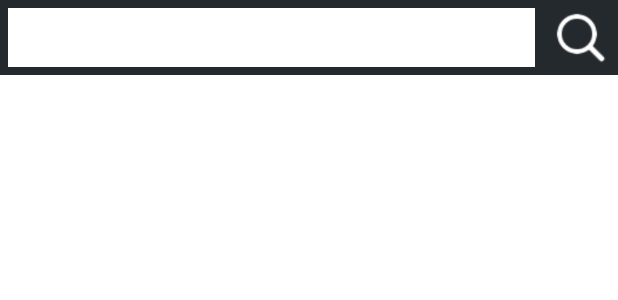
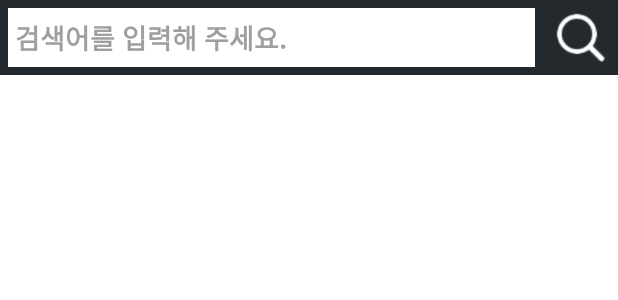
Before and after one commit to hunihun/UserSearch, an Android app: the layout activity_main.xml on its own in the app's theme, with its tools: preview values and no code run, on a phone screen of 412 x 824 dp. Shown: the top 300 px of the screen. Run offline under Robolectric (Android 15) with nearby library versions, the phone set to English and light mode, and no system bars.

Commit message:
Fix: EditText text color change

```diff
--- a/app/src/main/res/layout/activity_main.xml
+++ b/app/src/main/res/layout/activity_main.xml
@@ -23,6 +23,8 @@
             android:padding="10dp"
             android:textStyle="bold"
             android:hint="@string/input_text"
+            android:textColor="@color/git_primary"
+            android:textColorHint="@color/color_hint"
             app:layout_constraintTop_toTopOf="parent"
             app:layout_constraintLeft_toLeftOf="parent"
             app:layout_constraintRight_toLeftOf="@+id/iv_search"/>
--- a/app/src/main/res/values/colors.xml
+++ b/app/src/main/res/values/colors.xml
@@ -9,4 +9,5 @@
     <color name="white">#FFFFFFFF</color>
     <color name="git_primary">#FF24292E</color>
     <color name="git_primary_variant">#1C2023</color>
+    <color name="color_hint">#9F9F9F</color>
 </resources>
```
